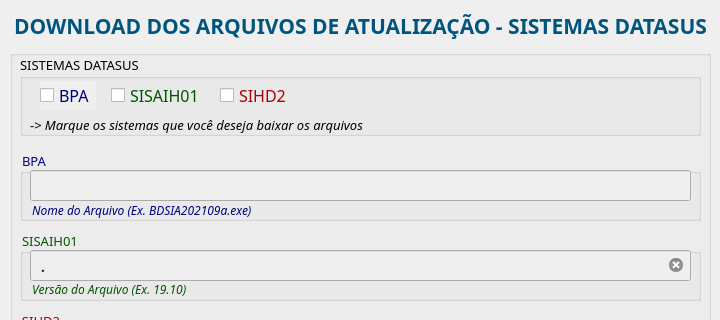
First picture: the form in ui/interface.ui, repository willamylp/files-ftp-datasus, before the edit; both pictures show x 0 to 720 and y 0 to 320 of the 720 by 720 pixel window.
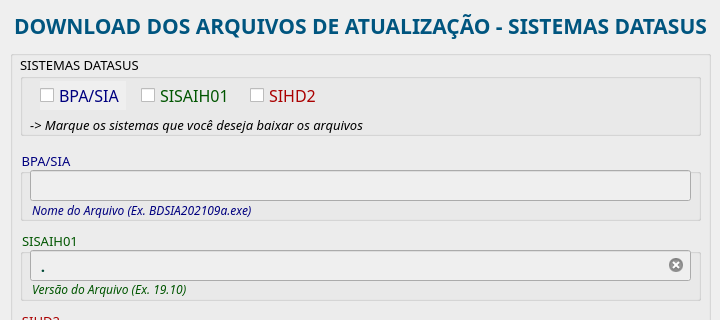
Second picture: the form after the edit. Icons and pictures are not drawn.

Commit message: Testando Download File Remote

The edit to the form file:
```diff
--- a/ui/interface.ui
+++ b/ui/interface.ui
@@ -102,7 +102,7 @@
          <string notr="true">color: rgb(0, 0, 127);</string>
         </property>
         <property name="text">
-         <string>BPA</string>
+         <string>BPA/SIA</string>
         </property>
         <property name="iconSize">
          <size>
@@ -475,7 +475,7 @@
      <string notr="true">color: rgb(0, 0, 127);</string>
     </property>
     <property name="title">
-     <string>BPA</string>
+     <string>BPA/SIA</string>
     </property>
     <widget class="QLineEdit" name="input_BPA">
      <property name="enabled">
```
Left out of the diff: 3 changed lines with no effect on the pictures. The commit also changes 2 other files.
